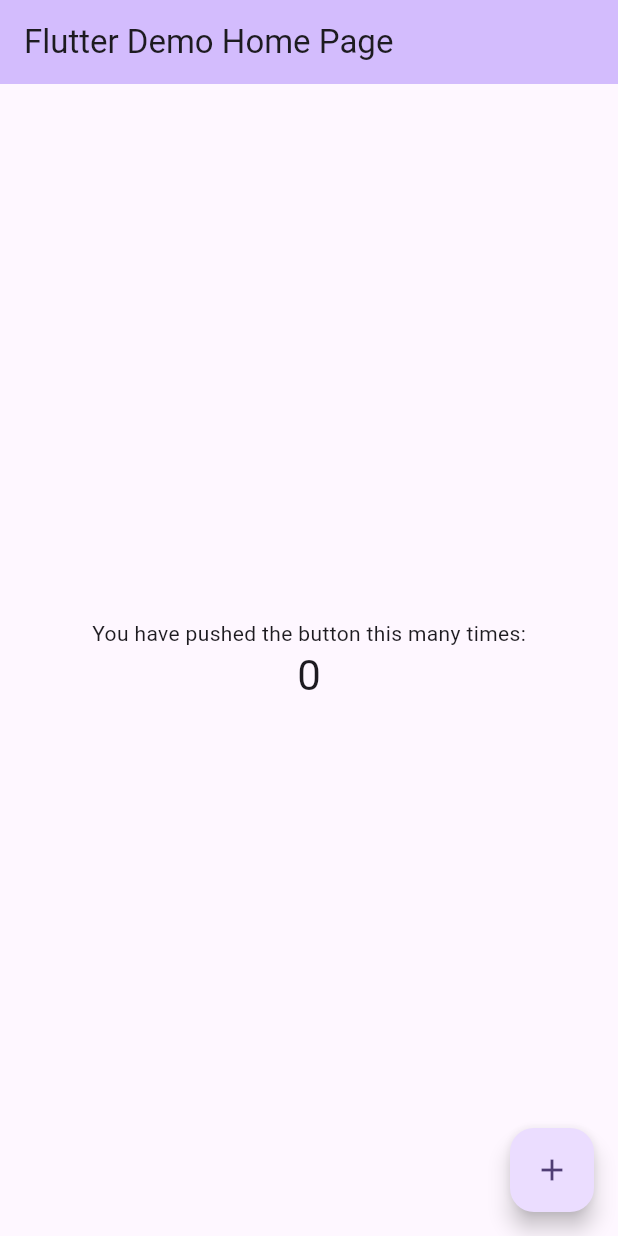
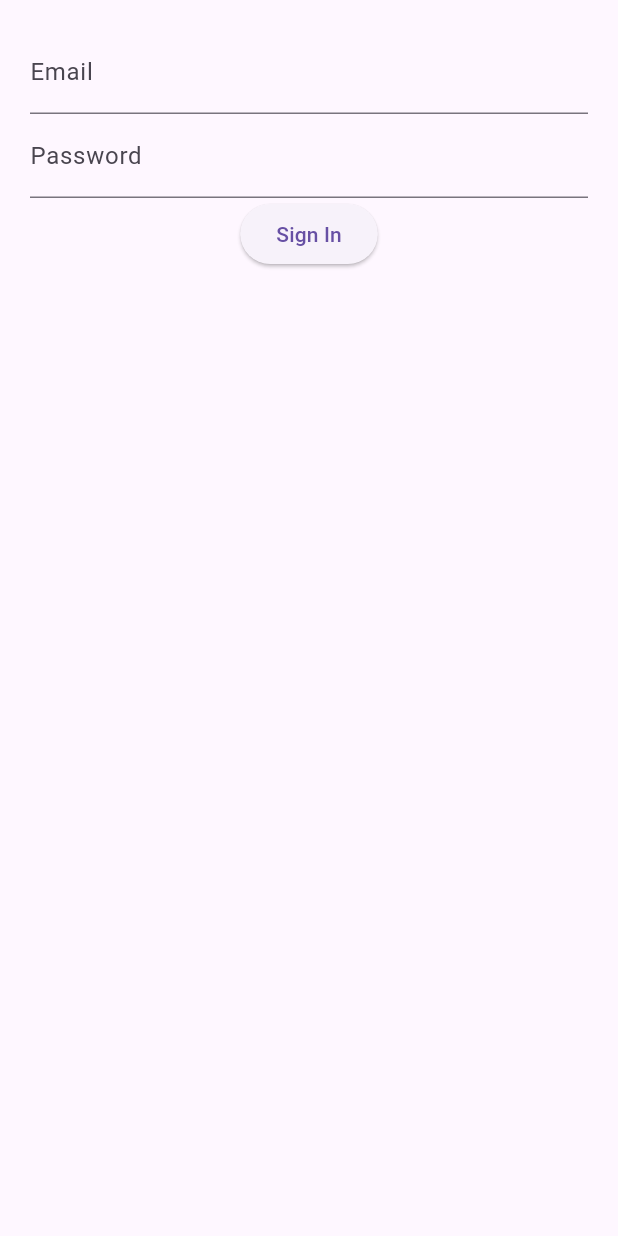
Before and after one commit to Hifza-Khalid/SuperiorWayApp, a Flutter app: the screen it shows after launch, on a phone screen of 412 x 824 dp. Run offline on Flutter 3.47's test engine with Material 3 defaults, Android fonts, the phone set to English and light mode, and no system bars.

Commit message:
Our Flutter App Project

```diff
--- a/app/lib/main.dart
+++ b/app/lib/main.dart
@@ -1,125 +1,21 @@
 import 'package:flutter/material.dart';
+import 'utils/app_colors.dart';
+import 'screens/splash_screen.dart';
+import 'screens/sign_in.dart';
+import 'screens/home_page.dart';
 
 void main() {
-  runApp(const MyApp());
+  runApp(SuperiorWayApp());
 }
 
-class MyApp extends StatelessWidget {
-  const MyApp({super.key});
-
-  // This widget is the root of your application.
+class SuperiorWayApp extends StatelessWidget {
   @override
   Widget build(BuildContext context) {
     return MaterialApp(
-      title: 'Flutter Demo',
-      theme: ThemeData(
-        // This is the theme of your application.
-        //
-        // TRY THIS: Try running your application with "flutter run". You'll see
-        // the application has a purple toolbar. Then, without quitting the app,
-        // try changing the seedColor in the colorScheme below to Colors.green
-        // and then invoke "hot reload" (save your changes or press the "hot
-        // reload" button in a Flutter-supported IDE, or press "r" if you used
-        // the command line to start the app).
-        //
-        // Notice that the counter didn't reset back to zero; the application
-        // state is not lost during the reload. To reset the state, use hot
-        // restart instead.
-        //
-        // This works for code too, not just values: Most code changes can be
-        // tested with just a hot reload.
-        colorScheme: ColorScheme.fromSeed(seedColor: Colors.deepPurple),
-        useMaterial3: true,
-      ),
-      home: const MyHomePage(title: 'Flutter Demo Home Page'),
+      title: 'SuperiorWay Transport',
+      debugShowCheckedModeBanner: false,
+      theme: ThemeData(primaryColor: AppColors.primary),
+      home: SplashScreen(),
     );
   }
 }
-
-class MyHomePage extends StatefulWidget {
-  const MyHomePage({super.key, required this.title});
-
-  // This widget is the home page of your application. It is stateful, meaning
-  // that it has a State object (defined below) that contains fields that affect
-  // how it looks.
-
-  // This class is the configuration for the state. It holds the values (in this
-  // case the title) provided by the parent (in this case the App widget) and
-  // used by the build method of the State. Fields in a Widget subclass are
-  // always marked "final".
-
-  final String title;
-
-  @override
-  State<MyHomePage> createState() => _MyHomePageState();
-}
-
-class _MyHomePageState extends State<MyHomePage> {
-  int _counter = 0;
-
-  void _incrementCounter() {
-    setState(() {
-      // This call to setState tells the Flutter framework that something has
-      // changed in this State, which causes it to rerun the build method below
-      // so that the display can reflect the updated values. If we changed
-      // _counter without calling setState(), then the build method would not be
-      // called again, and so nothing would appear to happen.
-      _counter++;
-    });
-  }
-
-  @override
-  Widget build(BuildContext context) {
-    // This method is rerun every time setState is called, for instance as done
-    // by the _incrementCounter method above.
-    //
-    // The Flutter framework has been optimized to make rerunning build methods
-    // fast, so that you can just rebuild anything that needs updating rather
-    // than having to individually change instances of widgets.
-    return Scaffold(
-      appBar: AppBar(
-        // TRY THIS: Try changing the color here to a specific color (to
-        // Colors.amber, perhaps?) and trigger a hot reload to see the AppBar
-        // change color while the other colors stay the same.
-        backgroundColor: Theme.of(context).colorScheme.inversePrimary,
-        // Here we take the value from the MyHomePage object that was created by
-        // the App.build method, and use it to set our appbar title.
-        title: Text(widget.title),
-      ),
-      body: Center(
-        // Center is a layout widget. It takes a single child and positions it
-        // in the middle of the parent.
-        child: Column(
-          // Column is also a layout widget. It takes a list of children and
-          // arranges them vertically. By default, it sizes itself to fit its
-          // children horizontally, and tries to be as tall as its parent.
-          //
-          // Column has various properties to control how it sizes itself and
-          // how it positions its children. Here we use mainAxisAlignment to
-          // center the children vertically; the main axis here is the vertical
-          // axis because Columns are vertical (the cross axis would be
-          // horizontal).
-          //
-          // TRY THIS: Invoke "debug painting" (choose the "Toggle Debug Paint"
-          // action in the IDE, or press "p" in the console), to see the
-          // wireframe for each widget.
-          mainAxisAlignment: MainAxisAlignment.center,
-          children: <Widget>[
-            const Text(
-              'You have pushed the button this many times:',
-            ),
-            Text(
-              '$_counter',
-              style: Theme.of(context).textTheme.headlineMedium,
-            ),
-          ],
-        ),
-      ),
-      floatingActionButton: FloatingActionButton(
-        onPressed: _incrementCounter,
-        tooltip: 'Increment',
-        child: const Icon(Icons.add),
-      ), // This trailing comma makes auto-formatting nicer for build methods.
-    );
-  }
-}
--- /dev/null
+++ b/app/lib/screens/sign_in.dart
@@ -0,0 +1,33 @@
+import 'package:flutter/material.dart';
+import '../widgets/input_field.dart';
+import '../widgets/custom_button.dart';
+import 'home_page.dart';
+import '../services/auth_service.dart';
+
+class SignInScreen extends StatelessWidget {
+  final TextEditingController emailController = TextEditingController();
+  final TextEditingController passwordController = TextEditingController();
+
+  @override
+  Widget build(BuildContext context) {
+    return Scaffold(
+      body: Padding(
+        padding: EdgeInsets.all(20),
+        child: Column(
+          children: [
+            InputField(label: "Email", controller: emailController),
+            InputField(label: "Password", controller: passwordController, isPassword: true),
+            CustomButton(
+              text: "Sign In",
+              onPressed: () {
+                if (AuthService.signIn(emailController.text, passwordController.text)) {
+                  Navigator.pushReplacement(context, MaterialPageRoute(builder: (context) => HomePage()));
+                }
+              },
+            ),
+          ],
+        ),
+      ),
+    );
+  }
+}
--- /dev/null
+++ b/app/lib/services/auth_service.dart
@@ -0,0 +1,5 @@
+class AuthService {
+  static bool signIn(String email, String password) {
+    return email == "test@example.com" && password == "password123";
+  }
+}
--- /dev/null
+++ b/app/lib/utils/app_colors.dart
@@ -0,0 +1,7 @@
+import 'package:flutter/material.dart';
+
+class AppColors {
+  static const Color primary = Colors.blue;
+  static const Color accent = Colors.orange;
+  static const Color background = Colors.white;
+}
--- /dev/null
+++ b/app/lib/widgets/custom_button.dart
@@ -0,0 +1,16 @@
+import 'package:flutter/material.dart';
+
+class CustomButton extends StatelessWidget {
+  final String text;
+  final VoidCallback onPressed;
+
+  CustomButton({required this.text, required this.onPressed});
+
+  @override
+  Widget build(BuildContext context) {
+    return ElevatedButton(
+      onPressed: onPressed,
+      child: Text(text),
+    );
+  }
+}
--- /dev/null
+++ b/app/lib/widgets/input_field.dart
@@ -0,0 +1,18 @@
+import 'package:flutter/material.dart';
+
+class InputField extends StatelessWidget {
+  final String label;
+  final TextEditingController controller;
+  final bool isPassword;
+
+  InputField({required this.label, required this.controller, this.isPassword = false});
+
+  @override
+  Widget build(BuildContext context) {
+    return TextField(
+      controller: controller,
+      obscureText: isPassword,
+      decoration: InputDecoration(labelText: label),
+    );
+  }
+}
--- a/app/pubspec.yaml
+++ b/app/pubspec.yaml
@@ -1,5 +1,5 @@
 name: project
-description: "Mobile app project"
+description: "A transport management app for students."
 # The following line prevents the package from being accidentally published to
 # pub.dev using `flutter pub publish`. This is preferred for private packages.
 publish_to: 'none' # Remove this line if you wish to publish to pub.dev
```
Also changed, not shown: app/lib/screens/attendance_page.dart (added, +11 -0 lines), app/lib/screens/bus_schedule_page.dart (added, +13 -0 lines), app/lib/screens/fee_payment_page.dart (added, +11 -0 lines), app/lib/screens/home_page.dart (added, +22 -0 lines), app/lib/screens/profile_page.dart (added, +11 -0 lines), app/lib/screens/sign_up.dart (added, +13 -0 lines), app/lib/screens/splash_screen.dart (added, +24 -0 lines), app/lib/screens/feedback_page.dart (added), app/lib/screens/live_location_page.dart (added).
